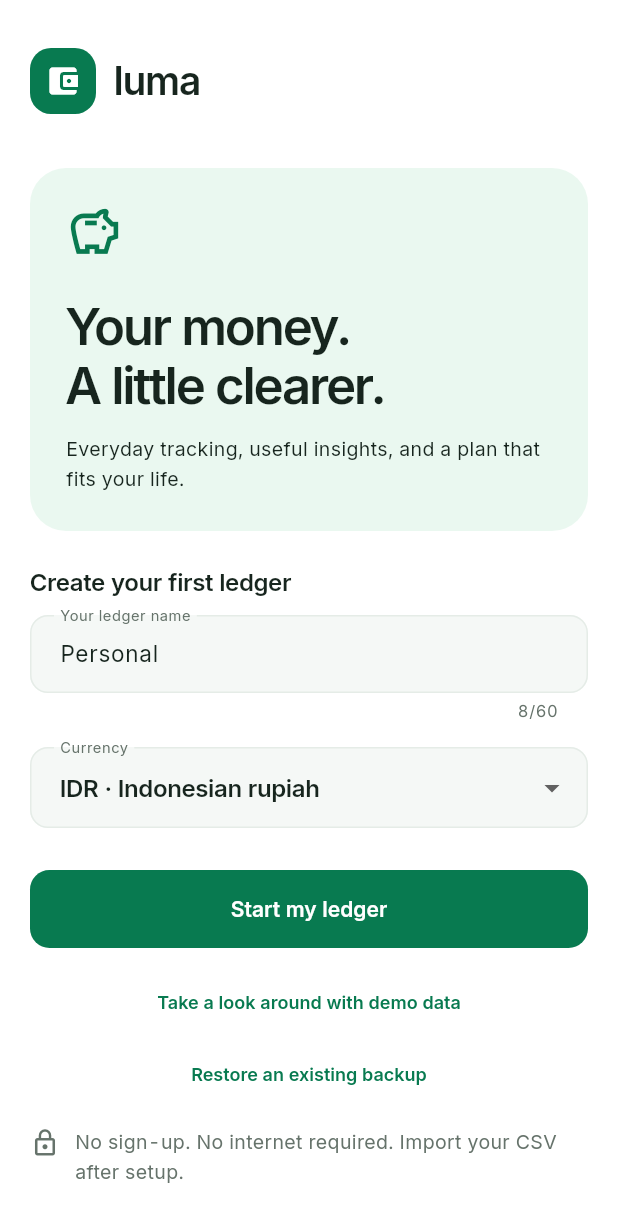
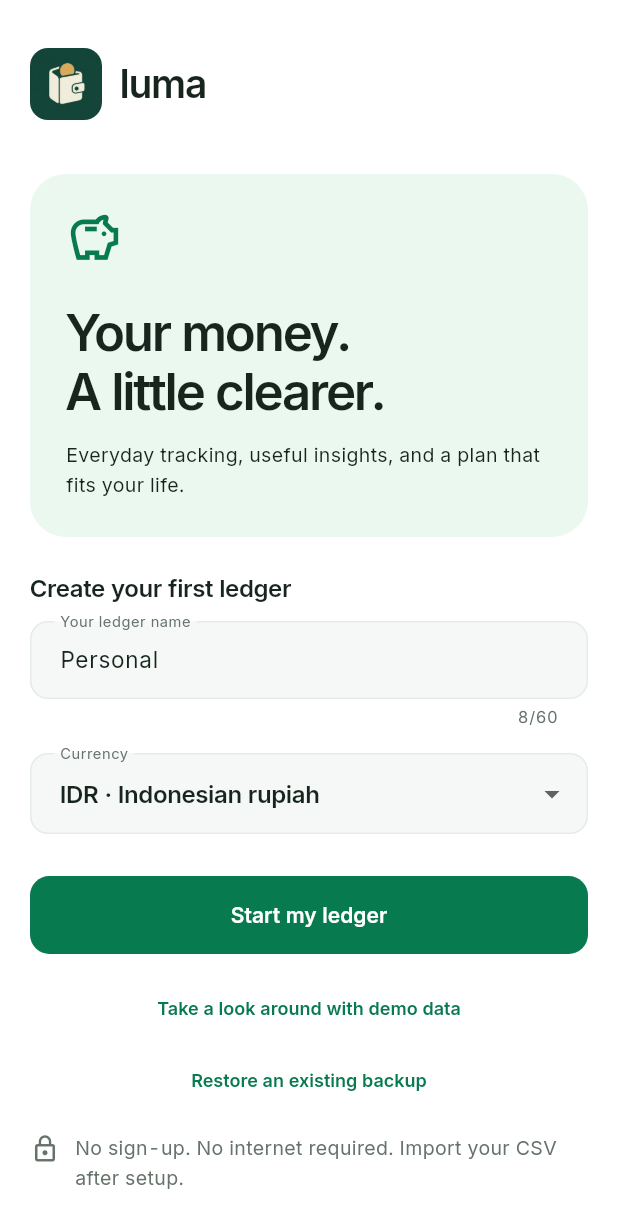
Before and after one commit to VincentiusKennedyW/luma_ledger, a Flutter app: the screen it shows after launch, on a phone screen of 412 x 824 dp. Shown: the top 1228 px of the screen. Run offline on Flutter 3.47's test engine with Material 3 defaults, Android fonts, the phone set to English and light mode, and no system bars; our stand-ins replace csv, file_picker, get, share_plus, sqflite; accounts and stored records are empty.

Commit message:
Replace signal-bar branding with ledger wallet icon

```diff
--- /dev/null
+++ b/assets/branding/luma-icon.prompt.txt
@@ -0,0 +1 @@
+Use case: logo-brand. Create ONE finished square mobile app icon for Luma Ledger, a private offline personal finance and expense tracking app. A distinctive, beautifully drawn compact wallet/ledger mark: an ivory softly geometric folded L-shaped ledger cover forming a small wallet, with one simple circular warm gold coin nestled in its upper opening. The whole silhouette must unmistakably read as wallet + ledger, never as a chart. Refined flat vector-like brand art, thick confident forms, optically balanced, strong negative space, no intricate details, legible at 48 pixels. Rich very dark evergreen solid edge-to-edge square background (#173F35), warm ivory (#F3F0DE) mark and muted gold (#D6AE60) coin. Mark occupies roughly the central 58 percent of the square, generous even safe margins for circular Android crops. Straight-on 2D graphic design. Full bleed background, no baked rounded outer corners, no white frame, no scene or phone mockup, no shadow outside icon, no gradients, no lettering or text, no numbers, no currency symbols, no watermark. Absolutely NO ascending bars, signal bars, Wi-Fi arcs, cellular signal symbols, bar charts or growth arrows. Output a single high-resolution 1024 by 1024 opaque icon.
--- a/lib/ui/settings.dart
+++ b/lib/ui/settings.dart
@@ -346,15 +346,13 @@ class _WelcomePageState extends State<WelcomePage> {
             const SizedBox(height: 20),
             Row(
               children: [
-                Container(
-                  padding: const EdgeInsets.all(10),
-                  decoration: BoxDecoration(
-                    color: Theme.of(context).colorScheme.primary,
-                    borderRadius: BorderRadius.circular(14),
-                  ),
-                  child: Icon(
-                    Icons.account_balance_wallet_rounded,
-                    color: Theme.of(context).colorScheme.onPrimary,
+                ClipRRect(
+                  borderRadius: BorderRadius.circular(12),
+                  child: Image.asset(
+                    'assets/luma-icon.png',
+                    width: 48,
+                    height: 48,
+                    excludeFromSemantics: true,
                   ),
                 ),
                 const SizedBox(width: 12),
--- a/pubspec.yaml
+++ b/pubspec.yaml
@@ -25,6 +25,8 @@ dev_dependencies:
   flutter_lints: ^5.0.0
 flutter:
   uses-material-design: true
+  assets:
+    - assets/luma-icon.png
   fonts:
     - family: Inter
       fonts:
```
Also changed, not shown: assets/branding/luma-icon-master.png (added), assets/luma-icon.png, assets/luma-mark.svg (deleted), 30 other files.
